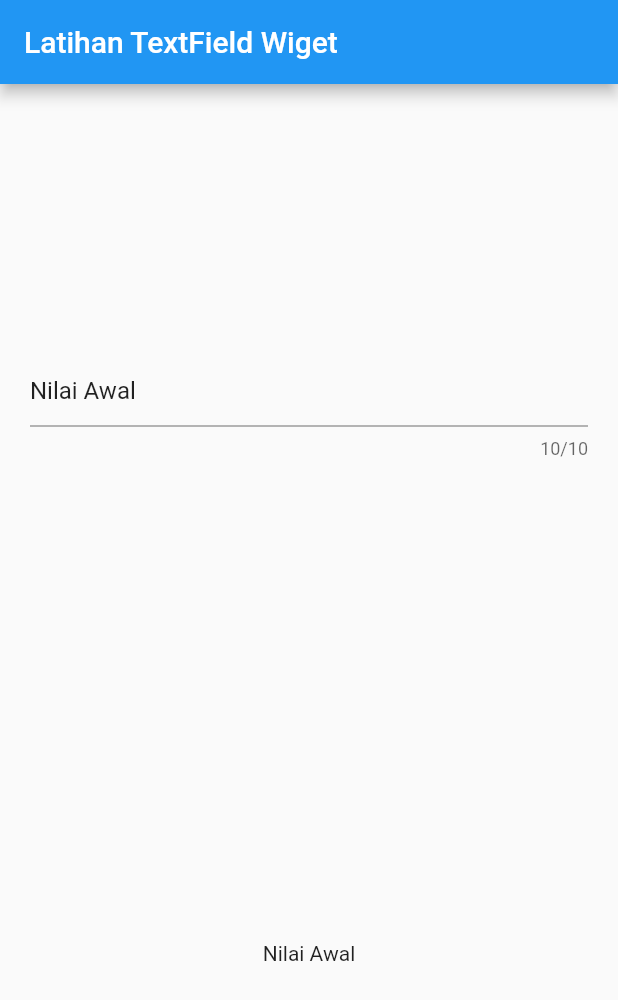
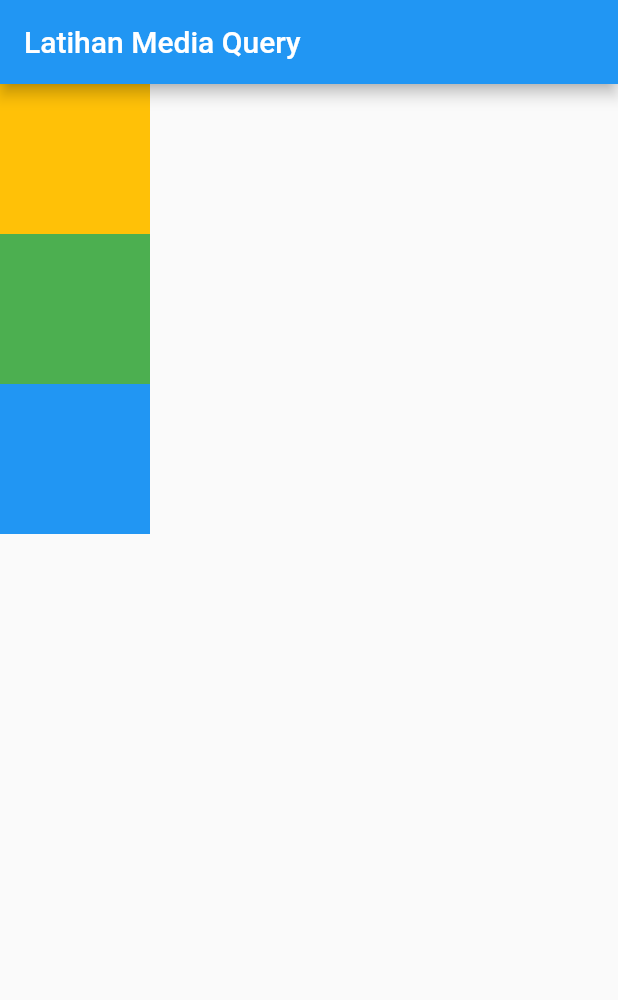
Before and after one commit to tryoasnafi/flutter-fundamental, a Flutter app: the screen it shows after launch, on a phone screen of 412 x 824 dp. Shown: the top 1000 px of the screen. Run offline on Flutter 3.47's test engine with Material 2 defaults, Android fonts, the phone set to English and light mode, and no system bars.

Commit message:
Media Query

```diff
--- a/lib/main.dart
+++ b/lib/main.dart
@@ -2,39 +2,49 @@ import 'package:flutter/material.dart';
 
 void main() => runApp(MyApp());
 
-class MyApp extends StatefulWidget {
-  @override
-  _MyAppState createState() => _MyAppState();
-}
-
-class _MyAppState extends State<MyApp> {
-  TextEditingController controller = TextEditingController(text: "Nilai Awal");
+class MyApp extends StatelessWidget {
   @override
   Widget build(BuildContext context) {
     return MaterialApp(
-      home: Scaffold(
-        appBar: AppBar(
-          title: Text("Latihan TextField Wiget"),
-        ),
-        body: Container(
-          margin: EdgeInsets.all(20),
-          child: Column(
-            mainAxisAlignment: MainAxisAlignment.spaceAround,
-            children: [
-              TextField(
-                // obscureText: true,
-                // maxLines: 3,
-                maxLength: 10,
-                controller: controller,
-                onChanged: (value) {
-                  setState(() {});
-                },
-              ),
-              Text(controller.text),
-            ],
-          ),
-        ),
-      ),
+      home: MainPage(),
     );
   }
 }
+
+class MainPage extends StatelessWidget {
+  @override
+  Widget build(BuildContext context) {
+    return Scaffold(
+      appBar: AppBar(
+        title: Text("Latihan Media Query"),
+      ),
+      body: (MediaQuery.of(context).orientation == Orientation.portrait)
+          ? Column(
+              children: generateContainers(),
+            )
+          : Row(
+              children: generateContainers(),
+            ),
+    );
+  }
+
+  List<Widget> generateContainers() {
+    return [
+      Container(
+        color: Colors.amber,
+        width: 100,
+        height: 100,
+      ),
+      Container(
+        color: Colors.green,
+        width: 100,
+        height: 100,
+      ),
+      Container(
+        color: Colors.blue,
+        width: 100,
+        height: 100,
+      ),
+    ];
+  }
+}
```
